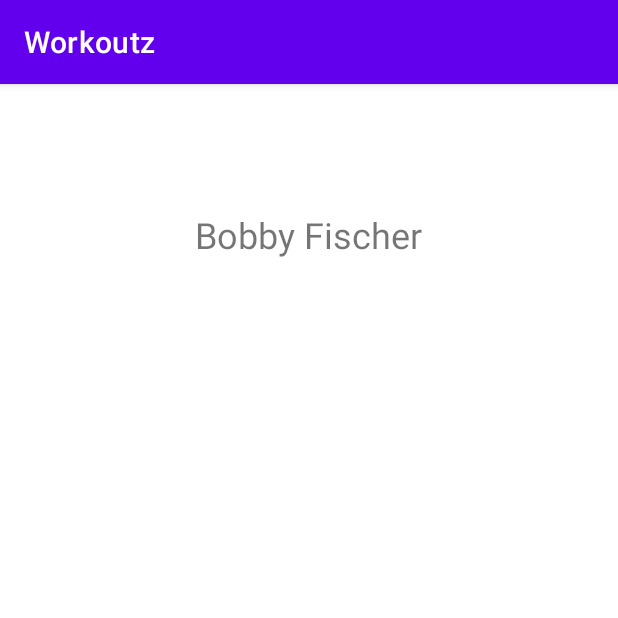
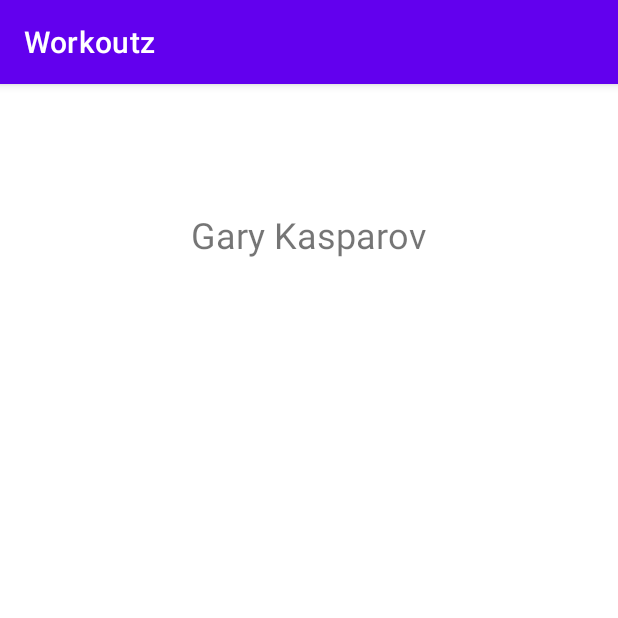
Before and after one commit to garywilki/Workoutz, an Android app: the screen it shows after launch (ProfileDashboard), after a tap on "SELECT PROFILE", on a phone screen of 412 x 824 dp, the top half of it. Run offline under Robolectric (Android 15) with nearby library versions, the phone set to English and light mode, and no system bars.

Commit message:
Changed hardcoded name for testing

```diff
--- a/app/src/main/java/com/example/workoutz/MainActivity.java
+++ b/app/src/main/java/com/example/workoutz/MainActivity.java
@@ -33,7 +33,7 @@ public class MainActivity extends AppCompatActivity {
         // TO DO:
         // Load profile data from the phone
         Profile profile = new Profile();
-        profile.name = "Bobby Fischer";
+        profile.name = "Gary Kasparov";
         profileList.add(profile);
         MainActivity.profileList = profileList;
     }
```
